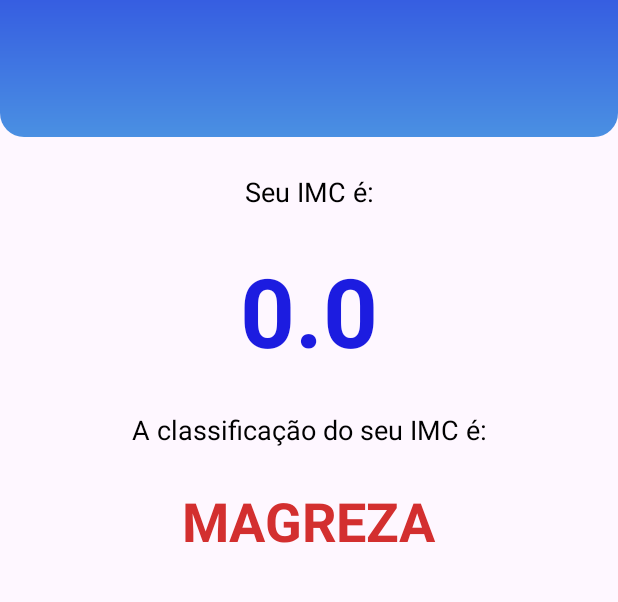
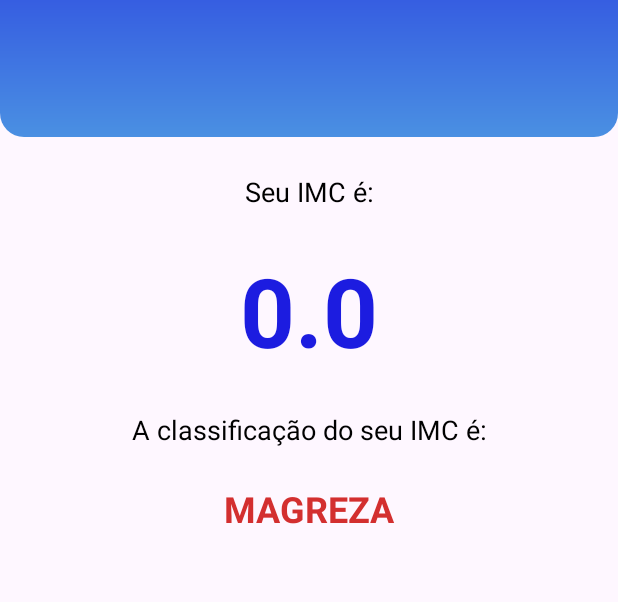
Before and after one commit to andrebritovita/calculadoraImc, an Android app: the ResultActivity screen opened directly, with no data from a screen before it, on a phone screen of 412 x 824 dp, the part 179-781 px from its top. Run offline under Robolectric (Android 15) with nearby library versions, the phone set to English and light mode, and no system bars.

Commit message:
Melhorando experiência do usuário.

```diff
--- a/app/src/main/res/layout/activity_result.xml
+++ b/app/src/main/res/layout/activity_result.xml
@@ -85,7 +85,7 @@
         android:layout_width="wrap_content"
         android:layout_height="wrap_content"
         android:layout_marginTop="24dp"
-        android:textSize="36dp"
+        android:textSize="24dp"
         android:textStyle="bold"
         app:layout_constraintEnd_toEndOf="parent"
         app:layout_constraintHorizontal_bias="0.5"
```
